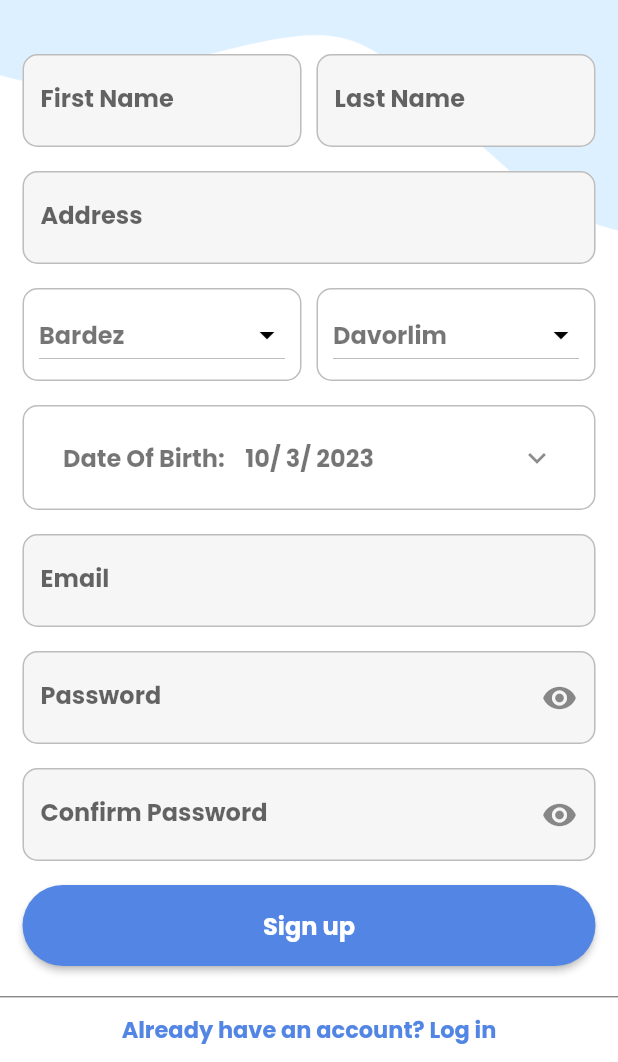
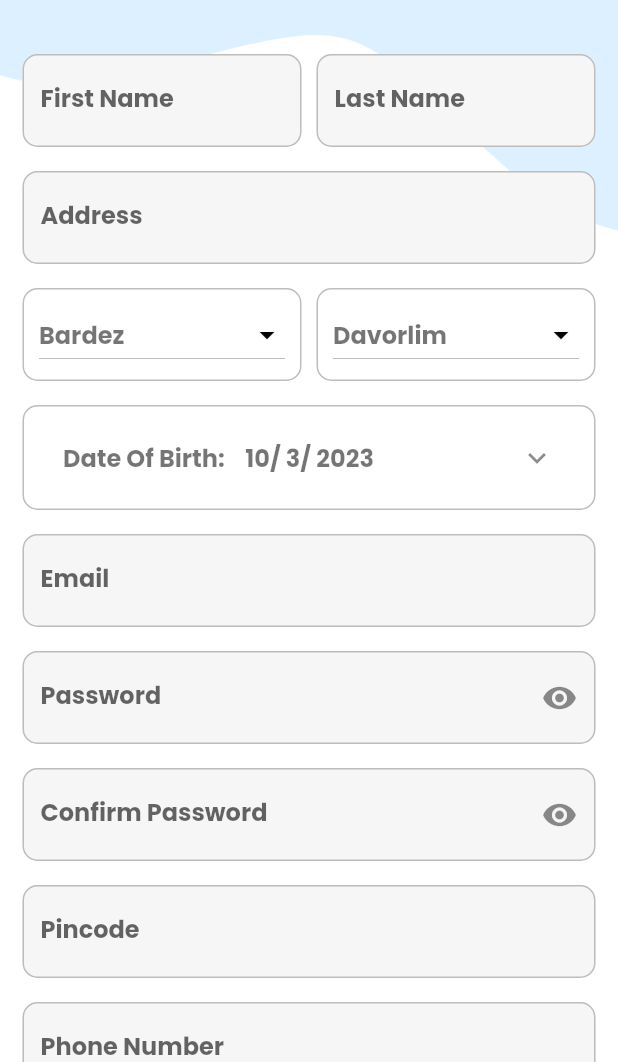
Before and after one commit to Saishrey/wE-Panchayat, a Flutter app: the SignUp screen opened directly, scrolled down 167 dp, on a phone screen of 412 x 824 dp, the part 174-1236 px from its top. Run offline on Flutter 3.47's test engine with Material 2 defaults, Android fonts, the phone set to English and light mode, and no system bars; missing offline and left inert: dob_input_field.

Commit message:
added pin and phone

```diff
--- a/lib/auth/signup.dart
+++ b/lib/auth/signup.dart
@@ -1,5 +1,5 @@
 import 'package:flutter/material.dart';
-
+import 'package:flutter/services.dart';
 import 'package:we_panchayat_dev/main.dart';
 
 import 'package:we_panchayat_dev/auth/login.dart';
@@ -423,6 +423,72 @@ class _SignUpState extends State<SignUp> {
                               ),
                             ),
                             SizedBox(height: 16),
+                            TextFormField(
+                              inputFormatters: [
+                                new LengthLimitingTextInputFormatter(6),
+                              ],
+                              style: TextStyle(
+                                color: Colors.black54,
+                                fontFamily: 'Poppins-Bold',
+                              ),
+                              decoration: InputDecoration(
+                                labelText: 'Pincode',
+                                filled: true,
+                                fillColor: Color(0xffF6F6F6),
+                                border: OutlineInputBorder(
+                                  borderRadius: BorderRadius.circular(10),
+                                  borderSide: BorderSide(
+                                    color: Color(0xffBDBDBD),
+                                  ),
+                                ),
+                                enabledBorder: OutlineInputBorder(
+                                  borderRadius: BorderRadius.circular(10),
+                                  borderSide: BorderSide(
+                                    color: Color(0xffBDBDBD),
+                                  ),
+                                ),
+                                focusedBorder: OutlineInputBorder(
+                                  borderRadius: BorderRadius.circular(10),
+                                  borderSide: BorderSide(
+                                    color: Theme.of(context).primaryColor,
+                                  ),
+                                ),
+                              ),
+                            ),
+                            SizedBox(height: 16),
+                            TextFormField(
+                              inputFormatters: [
+                                new LengthLimitingTextInputFormatter(10),
+                              ],
+                              style: TextStyle(
+                                color: Colors.black54,
+                                fontFamily: 'Poppins-Bold',
+                              ),
+                              decoration: InputDecoration(
+                                labelText: 'Phone Number',
+                                filled: true,
+                                fillColor: Color(0xffF6F6F6),
+                                border: OutlineInputBorder(
+                                  borderRadius: BorderRadius.circular(10),
+                                  borderSide: BorderSide(
+                                    color: Color(0xffBDBDBD),
+                                  ),
+                                ),
+                                enabledBorder: OutlineInputBorder(
+                                  borderRadius: BorderRadius.circular(10),
+                                  borderSide: BorderSide(
+                                    color: Color(0xffBDBDBD),
+                                  ),
+                                ),
+                                focusedBorder: OutlineInputBorder(
+                                  borderRadius: BorderRadius.circular(10),
+                                  borderSide: BorderSide(
+                                    color: Theme.of(context).primaryColor,
+                                  ),
+                                ),
+                              ),
+                            ),
+                            SizedBox(height: 16),
                             ElevatedButton(
                               onPressed: () {},
                               child: Text("Sign up",
```
Also changed, not shown: pubspec.lock, 1 other file.
